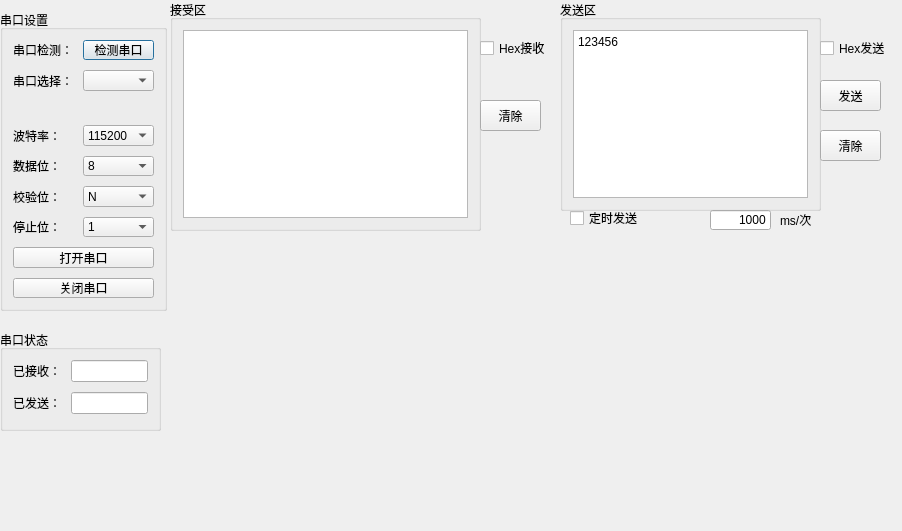
Before: the Qt Designer form SerialHelper_gui.ui in ecstayalive/SerialHelper, drawn with Qt 5.
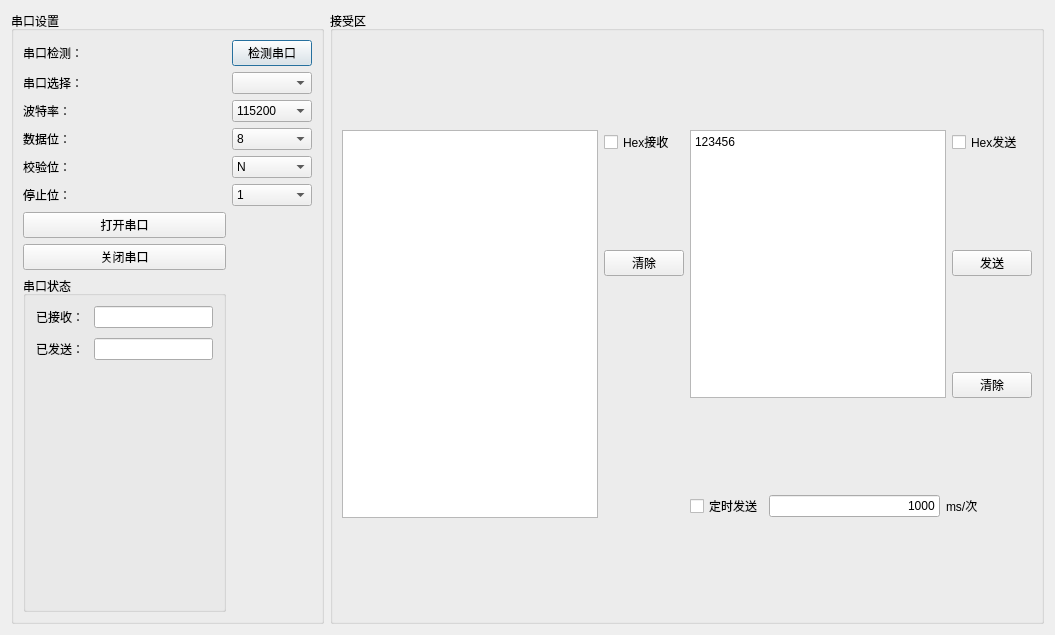
After: the same form once the commit is applied.

Diff of the .ui file:
```diff
--- a/SerialHelper_gui.ui
+++ b/SerialHelper_gui.ui
@@ -6,48 +6,109 @@
    <rect>
     <x>0</x>
     <y>0</y>
-    <width>902</width>
-    <height>531</height>
+    <width>1055</width>
+    <height>635</height>
    </rect>
   </property>
   <property name="windowTitle">
    <string>Form</string>
   </property>
+  <layout class="QGridLayout" name="gridLayout_2">
+   <item row="0" column="1">
+    <widget class="QGroupBox" name="verticalGroupBox">
+     <property name="title">
+      <string>接受区</string>
+     </property>
+     <layout class="QGridLayout" name="gridLayout_3">
+      <item row="0" column="0" rowspan="4">
+       <widget class="QTextBrowser" name="s2__receive_text"/>
+      </item>
+      <item row="0" column="1">
+       <widget class="QCheckBox" name="hex_receive">
+        <property name="text">
+         <string>Hex接收</string>
+        </property>
+       </widget>
+      </item>
+      <item row="0" column="2" rowspan="3" colspan="3">
+       <widget class="QTextEdit" name="s3__send_text">
+        <property name="html">
+         <string>&lt;!DOCTYPE HTML PUBLIC &quot;-//W3C//DTD HTML 4.0//EN&quot; &quot;http://www.w3.org/TR/REC-html40/strict.dtd&quot;&gt;
+&lt;html&gt;&lt;head&gt;&lt;meta name=&quot;qrichtext&quot; content=&quot;1&quot; /&gt;&lt;style type=&quot;text/css&quot;&gt;
+p, li { white-space: pre-wrap; }
+&lt;/style&gt;&lt;/head&gt;&lt;body style=&quot; font-family:'Ubuntu'; font-size:11pt; font-weight:400; font-style:normal;&quot;&gt;
+&lt;p style=&quot; margin-top:0px; margin-bottom:0px; margin-left:0px; margin-right:0px; -qt-block-indent:0; text-indent:0px;&quot;&gt;&lt;span style=&quot; font-family:'SimSun'; font-size:9pt;&quot;&gt;123456&lt;/span&gt;&lt;/p&gt;&lt;/body&gt;&lt;/html&gt;</string>
+        </property>
+       </widget>
+      </item>
+      <item row="0" column="5">
+       <widget class="QCheckBox" name="hex_send">
+        <property name="text">
+         <string>Hex发送</string>
+        </property>
+       </widget>
+      </item>
+      <item row="1" column="1">
+       <widget class="QPushButton" name="s2__clear_button">
+        <property name="text">
+         <string>清除</string>
+        </property>
+       </widget>
+      </item>
+      <item row="1" column="5">
+       <widget class="QPushButton" name="s3__send_button">
+        <property name="text">
+         <string>发送</string>
+        </property>
+       </widget>
+      </item>
+      <item row="2" column="5">
+       <widget class="QPushButton" name="s3__clear_button">
+        <property name="text">
+         <string>清除</string>
+        </property>
+       </widget>
+      </item>
+      <item row="3" column="2">
+       <widget class="QCheckBox" name="timer_send_cb">
+        <property name="text">
+         <string>定时发送</string>
+        </property>
+       </widget>
+      </item>
+      <item row="3" column="3">
+       <widget class="QLineEdit" name="lineEdit_3">
+        <property name="text">
+         <string>1000</string>
+        </property>
+        <property name="alignment">
+         <set>Qt::AlignRight|Qt::AlignTrailing|Qt::AlignVCenter</set>
+        </property>
+       </widget>
+      </item>
+      <item row="3" column="4" colspan="2">
+       <widget class="QLabel" name="dw">
+        <property name="text">
+         <string>ms/次</string>
+        </property>
+       </widget>
+      </item>
+      <item row="4" column="0" colspan="6">
+       <layout class="QVBoxLayout" name="PyqtgraphWorkspace"/>
+      </item>
+     </layout>
+    </widget>
+   </item>
+   <item row="0" column="0">
   <widget class="QGroupBox" name="formGroupBox">
-   <property name="geometry">
-    <rect>
-     <x>0</x>
-     <y>10</y>
-     <width>167</width>
-     <height>301</height>
-    </rect>
-   </property>
    <property name="title">
     <string>串口设置</string>
    </property>
-   <layout class="QFormLayout" name="formLayout">
-    <property name="horizontalSpacing">
-     <number>10</number>
-    </property>
-    <property name="verticalSpacing">
-     <number>10</number>
-    </property>
-    <property name="leftMargin">
-     <number>10</number>
-    </property>
-    <property name="topMargin">
-     <number>10</number>
-    </property>
-    <property name="rightMargin">
-     <number>10</number>
-    </property>
-    <property name="bottomMargin">
-     <number>10</number>
-    </property>
-    <item row="0" column="0">
-     <widget class="QLabel" name="s1__lb_1">
+     <layout class="QGridLayout" name="gridLayout">
+      <item row="4" column="0">
+       <widget class="QLabel" name="s1__lb_5">
       <property name="text">
-       <string>串口检测：</string>
+         <string>校验位：</string>
       </property>
      </widget>
     </item>
@@ -64,6 +125,13 @@
       </property>
      </widget>
     </item>
+      <item row="3" column="0">
+       <widget class="QLabel" name="s1__lb_4">
+        <property name="text">
+         <string>数据位：</string>
+        </property>
+       </widget>
+      </item>
     <item row="1" column="0">
      <widget class="QLabel" name="s1__lb_2">
       <property name="text">
@@ -71,17 +139,14 @@
       </property>
      </widget>
     </item>
-    <item row="1" column="1">
-     <widget class="QComboBox" name="s1__box_2"/>
-    </item>
-    <item row="3" column="0">
-     <widget class="QLabel" name="s1__lb_3">
+      <item row="5" column="0">
+       <widget class="QLabel" name="s1__lb_6">
       <property name="text">
-       <string>波特率：</string>
+         <string>停止位：</string>
       </property>
      </widget>
     </item>
-    <item row="3" column="1">
+      <item row="2" column="1">
      <widget class="QComboBox" name="s1__box_3">
       <item>
        <property name="text">
@@ -145,14 +210,30 @@
       </item>
      </widget>
     </item>
-    <item row="4" column="0">
-     <widget class="QLabel" name="s1__lb_4">
-      <property name="text">
-       <string>数据位：</string>
-      </property>
-     </widget>
-    </item>
     <item row="4" column="1">
+       <widget class="QComboBox" name="s1__box_5">
+        <item>
+         <property name="text">
+          <string>N</string>
+         </property>
+        </item>
+       </widget>
+      </item>
+      <item row="7" column="0">
+       <widget class="QPushButton" name="close_button">
+        <property name="text">
+         <string>关闭串口</string>
+        </property>
+       </widget>
+      </item>
+      <item row="2" column="0">
+       <widget class="QLabel" name="s1__lb_3">
+        <property name="text">
+         <string>波特率：</string>
+        </property>
+       </widget>
+      </item>
+      <item row="3" column="1">
      <widget class="QComboBox" name="s1__box_4">
       <item>
        <property name="text">
@@ -176,173 +257,11 @@
       </item>
      </widget>
     </item>
-    <item row="5" column="0">
-     <widget class="QLabel" name="s1__lb_5">
-      <property name="text">
-       <string>校验位：</string>
-      </property>
-     </widget>
-    </item>
-    <item row="5" column="1">
-     <widget class="QComboBox" name="s1__box_5">
-      <item>
-       <property name="text">
-        <string>N</string>
-       </property>
-      </item>
-     </widget>
-    </item>
-    <item row="7" column="0" colspan="2">
-     <widget class="QPushButton" name="open_button">
-      <property name="text">
-       <string>打开串口</string>
-      </property>
-     </widget>
-    </item>
-    <item row="8" column="0" colspan="2">
-     <widget class="QPushButton" name="close_button">
-      <property name="text">
-       <string>关闭串口</string>
-      </property>
-     </widget>
-    </item>
-    <item row="6" column="0">
-     <widget class="QLabel" name="s1__lb_6">
-      <property name="text">
-       <string>停止位：</string>
-      </property>
-     </widget>
-    </item>
-    <item row="6" column="1">
-     <widget class="QComboBox" name="s1__box_6">
-      <item>
-       <property name="text">
-        <string>1</string>
-       </property>
-      </item>
-     </widget>
-    </item>
-    <item row="2" column="0" colspan="2">
-     <widget class="QLabel" name="state_label">
-      <property name="text">
-       <string/>
-      </property>
-      <property name="textFormat">
-       <enum>Qt::AutoText</enum>
-      </property>
-      <property name="scaledContents">
-       <bool>true</bool>
-      </property>
-      <property name="alignment">
-       <set>Qt::AlignRight|Qt::AlignTrailing|Qt::AlignVCenter</set>
-      </property>
-     </widget>
-    </item>
-   </layout>
-  </widget>
-  <widget class="QGroupBox" name="verticalGroupBox">
-   <property name="geometry">
-    <rect>
-     <x>170</x>
-     <y>0</y>
-     <width>311</width>
-     <height>231</height>
-    </rect>
-   </property>
-   <property name="title">
-    <string>接受区</string>
-   </property>
-   <layout class="QVBoxLayout" name="verticalLayout">
-    <property name="leftMargin">
-     <number>10</number>
-    </property>
-    <property name="topMargin">
-     <number>10</number>
-    </property>
-    <property name="rightMargin">
-     <number>10</number>
-    </property>
-    <property name="bottomMargin">
-     <number>10</number>
-    </property>
-    <item>
-     <widget class="QTextBrowser" name="s2__receive_text"/>
-    </item>
-   </layout>
-  </widget>
-  <widget class="QGroupBox" name="verticalGroupBox_2">
-   <property name="geometry">
-    <rect>
-     <x>560</x>
-     <y>0</y>
-     <width>261</width>
-     <height>211</height>
-    </rect>
-   </property>
-   <property name="title">
-    <string>发送区</string>
-   </property>
-   <layout class="QVBoxLayout" name="verticalLayout_2">
-    <property name="leftMargin">
-     <number>10</number>
-    </property>
-    <property name="topMargin">
-     <number>10</number>
-    </property>
-    <property name="rightMargin">
-     <number>10</number>
-    </property>
-    <property name="bottomMargin">
-     <number>10</number>
-    </property>
-    <item>
-     <widget class="QTextEdit" name="s3__send_text">
-      <property name="html">
-       <string>&lt;!DOCTYPE HTML PUBLIC &quot;-//W3C//DTD HTML 4.0//EN&quot; &quot;http://www.w3.org/TR/REC-html40/strict.dtd&quot;&gt;
-&lt;html&gt;&lt;head&gt;&lt;meta name=&quot;qrichtext&quot; content=&quot;1&quot; /&gt;&lt;style type=&quot;text/css&quot;&gt;
-p, li { white-space: pre-wrap; }
-&lt;/style&gt;&lt;/head&gt;&lt;body style=&quot; font-family:'Ubuntu'; font-size:11pt; font-weight:400; font-style:normal;&quot;&gt;
-&lt;p style=&quot; margin-top:0px; margin-bottom:0px; margin-left:0px; margin-right:0px; -qt-block-indent:0; text-indent:0px;&quot;&gt;&lt;span style=&quot; font-family:'SimSun'; font-size:9pt;&quot;&gt;123456&lt;/span&gt;&lt;/p&gt;&lt;/body&gt;&lt;/html&gt;</string>
-      </property>
-     </widget>
-    </item>
-   </layout>
-  </widget>
-  <widget class="QPushButton" name="s3__send_button">
-   <property name="geometry">
-    <rect>
-     <x>820</x>
-     <y>80</y>
-     <width>61</width>
-     <height>31</height>
-    </rect>
-   </property>
-   <property name="text">
-    <string>发送</string>
-   </property>
-  </widget>
-  <widget class="QPushButton" name="s3__clear_button">
-   <property name="geometry">
-    <rect>
-     <x>820</x>
-     <y>130</y>
-     <width>61</width>
-     <height>31</height>
-    </rect>
-   </property>
-   <property name="text">
-    <string>清除</string>
-   </property>
-  </widget>
+      <item row="1" column="1">
+       <widget class="QComboBox" name="s1__box_2"/>
+      </item>
+      <item row="8" column="0">
   <widget class="QGroupBox" name="formGroupBox">
-   <property name="geometry">
-    <rect>
-     <x>0</x>
-     <y>330</y>
-     <width>161</width>
-     <height>101</height>
-    </rect>
-   </property>
    <property name="title">
     <string>串口状态</string>
    </property>
@@ -387,111 +306,34 @@
     </item>
    </layout>
   </widget>
-  <widget class="QCheckBox" name="hex_send">
-   <property name="geometry">
-    <rect>
-     <x>820</x>
-     <y>40</y>
-     <width>71</width>
-     <height>16</height>
-    </rect>
-   </property>
+      </item>
+      <item row="5" column="1">
+       <widget class="QComboBox" name="s1__box_6">
+        <item>
    <property name="text">
-    <string>Hex发送</string>
-   </property>
-  </widget>
-  <widget class="QCheckBox" name="hex_receive">
-   <property name="geometry">
-    <rect>
-     <x>480</x>
-     <y>40</y>
-     <width>71</width>
-     <height>16</height>
-    </rect>
-   </property>
+          <string>1</string>
+         </property>
+        </item>
+       </widget>
+      </item>
+      <item row="0" column="0">
+       <widget class="QLabel" name="s1__lb_1">
    <property name="text">
-    <string>Hex接收</string>
-   </property>
-  </widget>
-  <widget class="QPushButton" name="s2__clear_button">
-   <property name="geometry">
-    <rect>
-     <x>480</x>
-     <y>100</y>
-     <width>61</width>
-     <height>31</height>
-    </rect>
-   </property>
+         <string>串口检测：</string>
+        </property>
+       </widget>
+      </item>
+      <item row="6" column="0">
+       <widget class="QPushButton" name="open_button">
    <property name="text">
-    <string>清除</string>
-   </property>
-  </widget>
-  <widget class="QCheckBox" name="timer_send_cb">
-   <property name="geometry">
-    <rect>
-     <x>570</x>
-     <y>210</y>
-     <width>71</width>
-     <height>16</height>
-    </rect>
-   </property>
-   <property name="text">
-    <string>定时发送</string>
-   </property>
-  </widget>
-  <widget class="QLineEdit" name="lineEdit_3">
-   <property name="geometry">
-    <rect>
-     <x>710</x>
-     <y>210</y>
-     <width>61</width>
-     <height>20</height>
-    </rect>
-   </property>
-   <property name="text">
-    <string>1000</string>
-   </property>
-   <property name="alignment">
-    <set>Qt::AlignRight|Qt::AlignTrailing|Qt::AlignVCenter</set>
-   </property>
-  </widget>
-  <widget class="QLabel" name="dw">
-   <property name="geometry">
-    <rect>
-     <x>780</x>
-     <y>210</y>
-     <width>54</width>
-     <height>20</height>
-    </rect>
-   </property>
-   <property name="text">
-    <string>ms/次</string>
-   </property>
-  </widget>
-  <widget class="QWidget" name="verticalLayoutWidget">
-   <property name="geometry">
-    <rect>
-     <x>180</x>
-     <y>240</y>
-     <width>701</width>
-     <height>281</height>
-    </rect>
-   </property>
-   <layout class="QVBoxLayout" name="PyqtgraphWorkspace"/>
-  </widget>
-  <zorder>verticalGroupBox</zorder>
-  <zorder>verticalGroupBox_2</zorder>
-  <zorder>formGroupBox</zorder>
-  <zorder>s3__send_button</zorder>
-  <zorder>s3__clear_button</zorder>
-  <zorder>formGroupBox</zorder>
-  <zorder>hex_send</zorder>
-  <zorder>hex_receive</zorder>
-  <zorder>s2__clear_button</zorder>
-  <zorder>timer_send_cb</zorder>
-  <zorder>lineEdit_3</zorder>
-  <zorder>dw</zorder>
-  <zorder>verticalLayoutWidget</zorder>
+         <string>打开串口</string>
+        </property>
+       </widget>
+      </item>
+     </layout>
+    </widget>
+   </item>
+  </layout>
  </widget>
  <resources/>
  <connections/>
```
Lines whose indentation alone changed are shown as unchanged.
